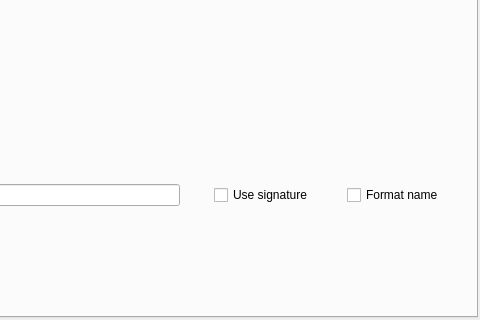
Old version of the form libpgmodeler_ui/ui/genericsqlwidget.ui in the repository pgmodeler/pgmodeler; both pictures show x 171 to 651 and y 98 to 418 of the 651 by 418 pixel window.
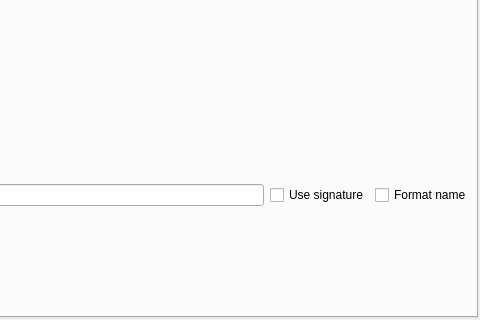
New version of the form. The open tabs and pages were chosen to show the change.

Commit message: More hint text removal

Diff of the .ui file:
```diff
--- a/libpgmodeler_ui/ui/genericsqlwidget.ui
+++ b/libpgmodeler_ui/ui/genericsqlwidget.ui
@@ -113,29 +113,7 @@
          <item>
           <widget class="QLineEdit" name="ref_name_edt">
            <property name="statusTip">
-            <string>The name of the reference to an object. All occurences of the reference enclosed by &lt;strong&gt;{}&lt;/strong&gt; are replaced by the referenced object's name or signature in the generic SQL object's code.</string>
-           </property>
-          </widget>
-         </item>
-         <item>
-          <widget class="QWidget" name="ref_name_hint" native="true">
-           <property name="sizePolicy">
-            <sizepolicy hsizetype="Fixed" vsizetype="Fixed">
-             <horstretch>0</horstretch>
-             <verstretch>0</verstretch>
-            </sizepolicy>
-           </property>
-           <property name="minimumSize">
-            <size>
-             <width>22</width>
-             <height>22</height>
-            </size>
-           </property>
-           <property name="maximumSize">
-            <size>
-             <width>22</width>
-             <height>22</height>
-            </size>
+            <string/>
            </property>
           </widget>
          </item>
@@ -149,28 +127,6 @@
            </property>
           </widget>
          </item>
-         <item>
-          <widget class="QWidget" name="use_signature_hint" native="true">
-           <property name="sizePolicy">
-            <sizepolicy hsizetype="Fixed" vsizetype="Fixed">
-             <horstretch>0</horstretch>
-             <verstretch>0</verstretch>
-            </sizepolicy>
-           </property>
-           <property name="minimumSize">
-            <size>
-             <width>22</width>
-             <height>22</height>
-            </size>
-           </property>
-           <property name="maximumSize">
-            <size>
-             <width>22</width>
-             <height>22</height>
-            </size>
-           </property>
-          </widget>
-         </item>
          <item>
           <widget class="QCheckBox" name="format_name_chk">
            <property name="statusTip">
@@ -181,28 +137,6 @@
            </property>
           </widget>
          </item>
-         <item>
-          <widget class="QWidget" name="format_name_hint" native="true">
-           <property name="sizePolicy">
-            <sizepolicy hsizetype="Fixed" vsizetype="Fixed">
-             <horstretch>0</horstretch>
-             <verstretch>0</verstretch>
-            </sizepolicy>
-           </property>
-           <property name="minimumSize">
-            <size>
-             <width>22</width>
-             <height>22</height>
-            </size>
-           </property>
-           <property name="maximumSize">
-            <size>
-             <width>22</width>
-             <height>22</height>
-            </size>
-           </property>
-          </widget>
-         </item>
         </layout>
        </item>
       </layout>
```
Left out of the diff: 13 changed lines with no effect on the pictures. The commit also changes 20 other files.
